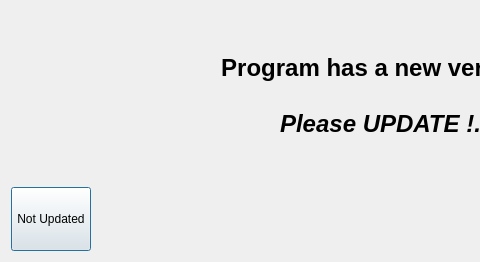
Old version of the form LOGIN/programi_guncellestirin_batch.ui in the repository adakteknoloji/FRAMEWORK; both pictures show x 0 to 480 and y 0 to 262 of the 761 by 262 pixel window.
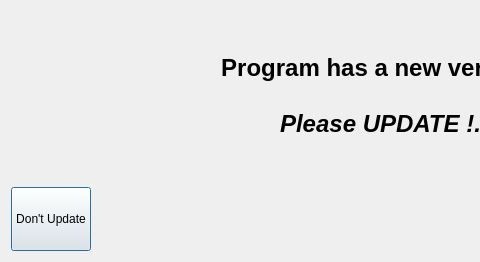
New version of the form. Icons and pictures are not drawn.

What changed in the file:
```diff
--- a/LOGIN/programi_guncellestirin_batch.ui
+++ b/LOGIN/programi_guncellestirin_batch.ui
@@ -129,7 +129,7 @@
       </sizepolicy>
      </property>
      <property name="text">
-      <string>Not Updated</string>
+      <string>Don't Update</string>
      </property>
     </widget>
    </item>
```
Left out of the diff: 2 changed lines with no effect on the pictures.
